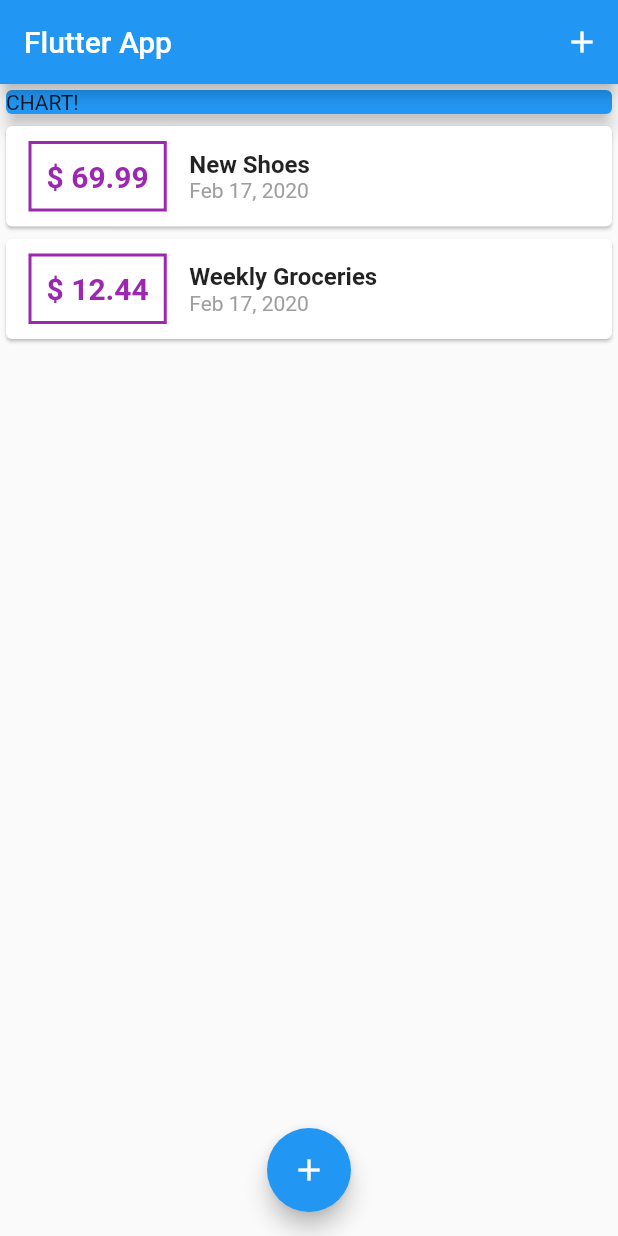
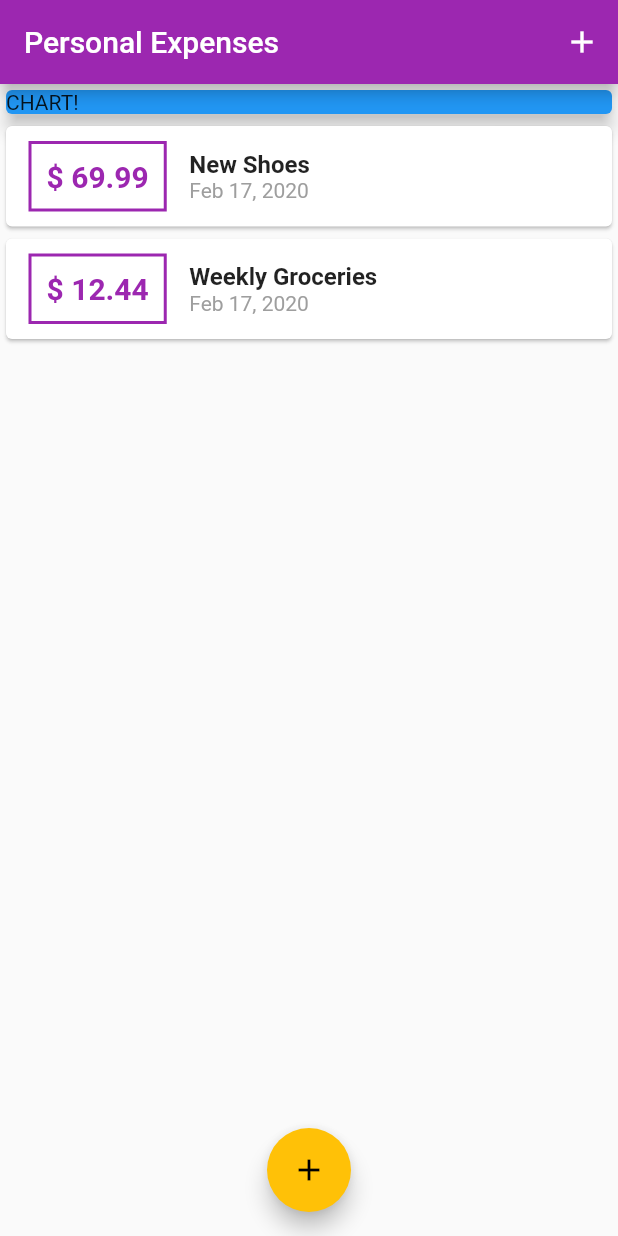
Before and after one commit to tommynicoletti/flutter-complete-guide-udemy, a Flutter app: the screen it shows after launch, on a phone screen of 412 x 824 dp. Run offline on Flutter 3.47's test engine with Material 2 defaults, Android fonts, the phone set to English and light mode, and no system bars.

Commit message:
Configuring style and Themes

```diff
--- a/lib/main.dart
+++ b/lib/main.dart
@@ -9,7 +9,11 @@ class MyApp extends StatelessWidget {
   @override
   Widget build(BuildContext context) {
     return MaterialApp(
-      title: 'Flutter App',
+      title: 'Personal Expenses',
+      theme: ThemeData(
+        primarySwatch: Colors.purple,// primary è un solo colore, ma swatch consente diverse forme
+        accentColor: Colors.amber,
+      ),
       home: MyHomePage(),
     );
   }
@@ -63,7 +67,7 @@ class _MyHomePageState extends State<MyHomePage> {
   Widget build(BuildContext context) {
     return Scaffold(
       appBar: AppBar(
-        title: Text('Flutter App'),
+        title: Text('Personal Expenses'),
         actions: <Widget>[
           IconButton(
             icon: Icon(Icons.add),
--- a/lib/widgets/transaction_list.dart
+++ b/lib/widgets/transaction_list.dart
@@ -20,7 +20,7 @@ class TransactionList extends StatelessWidget {
                   margin: EdgeInsets.symmetric(vertical: 10, horizontal: 15),
                   decoration: BoxDecoration(
                     border: Border.all(
-                        color: Colors.purple,
+                      color: Theme.of(context).primaryColor,
                       width: 2,
                     ),
                   ),
@@ -30,7 +30,8 @@ class TransactionList extends StatelessWidget {
                     style: TextStyle(
                       fontWeight: FontWeight.bold,
                       fontSize: 20,
-                          color: Colors.purple),
+                      color: Theme.of(context).primaryColor,
+                    ),
                   ),
                 ),
                 Column(
```
Lines whose indentation alone changed are shown as unchanged.
